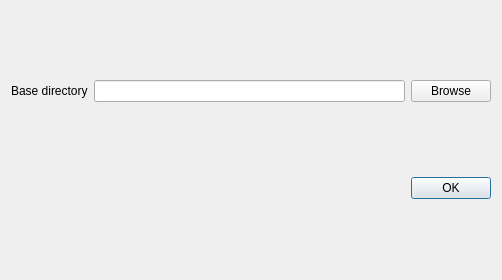
First picture: the form in src/QlrBrowser/ui/qlrbrowser_settingsdialog_base.ui, repository Septima/qgis-qlrbrowser, before the edit.
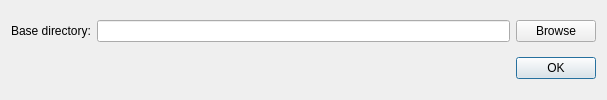
Second picture: the form after the edit.

What changed in the file:
```diff
--- a/src/QlrBrowser/ui/qlrbrowser_settingsdialog_base.ui
+++ b/src/QlrBrowser/ui/qlrbrowser_settingsdialog_base.ui
@@ -6,8 +6,8 @@
    <rect>
     <x>0</x>
     <y>0</y>
-    <width>502</width>
-    <height>280</height>
+    <width>607</width>
+    <height>100</height>
    </rect>
   </property>
   <property name="windowTitle">
@@ -33,7 +33,7 @@
      <item row="0" column="0">
       <widget class="QLabel" name="label">
        <property name="text">
-        <string>Base directory</string>
+        <string>Base directory:</string>
        </property>
       </widget>
      </item>
```
